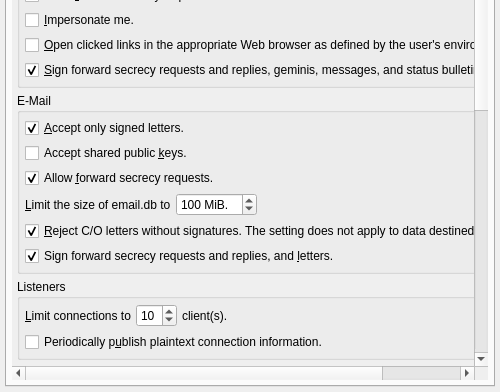
Old version of the form branches/trunk/UI/spot-on-options.ui in the repository textbrowser/spot-on; both pictures show x 0 to 500 and y 258 to 650 of the 500 by 650 pixel window.
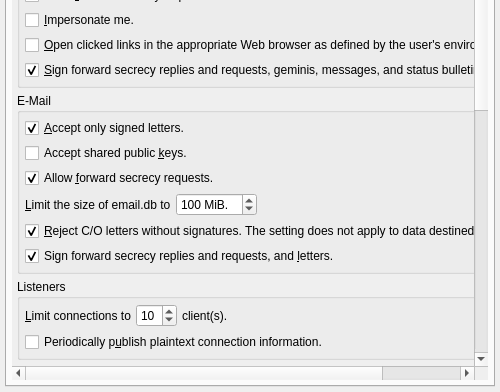
New version of the form. The open tabs and pages were chosen to show the change. Icons and pictures are not drawn.

The edit to the form file:
```diff
--- a/branches/trunk/UI/spot-on-options.ui
+++ b/branches/trunk/UI/spot-on-options.ui
@@ -1275,8 +1275,8 @@
            <property name="geometry">
             <rect>
              <x>0</x>
-             <y>0</y>
-             <width>723</width>
+             <y>-76</y>
+             <width>722</width>
              <height>1072</height>
             </rect>
            </property>
@@ -1400,7 +1400,7 @@
                <item>
                 <widget class="QCheckBox" name="chatSignMessages">
                  <property name="text">
-                  <string>&amp;Sign forward secrecy requests and replies, geminis, messages, and status bulletins.</string>
+                  <string>&amp;Sign forward secrecy replies and requests, geminis, messages, and status bulletins.</string>
                  </property>
                  <property name="checked">
                   <bool>true</bool>
@@ -1535,7 +1535,7 @@
                   <string>&lt;html&gt;&lt;head/&gt;&lt;body&gt;&lt;p&gt;The kernel is responsible for signing messages. Please avoid toggling this checkbox until queued messages have been processed by the kernel.&lt;/p&gt;&lt;/body&gt;&lt;/html&gt;</string>
                  </property>
                  <property name="text">
-                  <string>Sign forward secrecy requests and replies, and &amp;letters.</string>
+                  <string>Sign forward secrecy replies and requests, and &amp;letters.</string>
                  </property>
                  <property name="checked">
                   <bool>true</bool>
```
Left out of the diff: 235 changed lines with no effect on the pictures.
